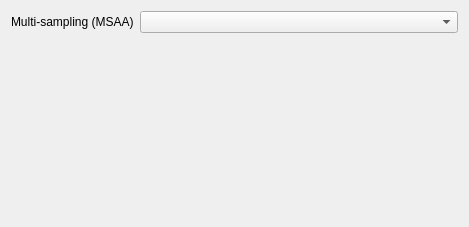
Slicer/SlicerGitSVNArchive, file Base/QTGUI/Resources/UI/qSlicerSettingsViewsPanel.ui: the form before one commit.
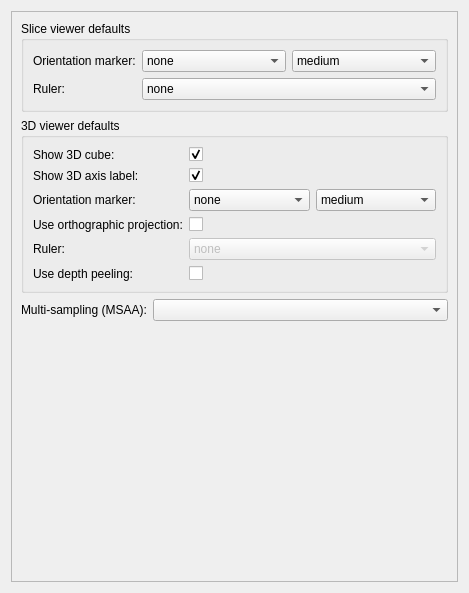
The form after the commit. Custom widgets are drawn as their Qt base class.

Commit message: ENH: Refactored view ruler and orientation marker

```diff
--- a/Base/QTGUI/Resources/UI/qSlicerSettingsViewsPanel.ui
+++ b/Base/QTGUI/Resources/UI/qSlicerSettingsViewsPanel.ui
@@ -7,37 +7,349 @@
     <x>0</x>
     <y>0</y>
     <width>469</width>
-    <height>227</height>
+    <height>593</height>
    </rect>
   </property>
   <property name="windowTitle">
    <string>ViewsSettings</string>
   </property>
-  <layout class="QFormLayout" name="formLayout">
-   <property name="fieldGrowthPolicy">
-    <enum>QFormLayout::AllNonFixedFieldsGrow</enum>
-   </property>
-   <item row="0" column="0">
-    <widget class="QLabel" name="MSAALabel">
-     <property name="text">
-      <string>Multi-sampling (MSAA)</string>
+  <layout class="QVBoxLayout" name="verticalLayout_2">
+   <item>
+    <widget class="QScrollArea" name="scrollArea">
+     <property name="widgetResizable">
+      <bool>true</bool>
      </property>
-    </widget>
-   </item>
-   <item row="0" column="1">
-    <widget class="QComboBox" name="MSAAComboBox">
-     <property name="toolTip">
-      <string>&lt;!DOCTYPE HTML PUBLIC &quot;-//W3C//DTD HTML 4.0//EN&quot; &quot;http://www.w3.org/TR/REC-html40/strict.dtd&quot;&gt;
+     <widget class="QWidget" name="scrollAreaWidgetContents">
+      <property name="geometry">
+       <rect>
+        <x>0</x>
+        <y>0</y>
+        <width>449</width>
+        <height>573</height>
+       </rect>
+      </property>
+      <property name="sizePolicy">
+       <sizepolicy hsizetype="Expanding" vsizetype="Expanding">
+        <horstretch>0</horstretch>
+        <verstretch>0</verstretch>
+       </sizepolicy>
+      </property>
+      <layout class="QVBoxLayout" name="verticalLayout">
+       <item>
+        <widget class="ctkCollapsibleGroupBox" name="CollapsibleGroupBox">
+         <property name="title">
+          <string>Slice viewer defaults</string>
+         </property>
+         <layout class="QFormLayout" name="formLayout_2">
+          <property name="fieldGrowthPolicy">
+           <enum>QFormLayout::AllNonFixedFieldsGrow</enum>
+          </property>
+          <item row="0" column="0">
+           <widget class="QLabel" name="SliceOrientationMarkerLabel">
+            <property name="text">
+             <string>Orientation marker:</string>
+            </property>
+           </widget>
+          </item>
+          <item row="0" column="1">
+           <layout class="QHBoxLayout" name="horizontalLayout_2">
+            <item>
+             <widget class="ctkComboBox" name="SliceOrientationMarkerTypeComboBox">
+              <item>
+               <property name="text">
+                <string>none</string>
+               </property>
+              </item>
+              <item>
+               <property name="text">
+                <string>cube</string>
+               </property>
+              </item>
+              <item>
+               <property name="text">
+                <string>human</string>
+               </property>
+              </item>
+              <item>
+               <property name="text">
+                <string>axes</string>
+               </property>
+              </item>
+             </widget>
+            </item>
+            <item>
+             <widget class="ctkComboBox" name="SliceOrientationMarkerSizeComboBox">
+              <property name="currentIndex">
+               <number>1</number>
+              </property>
+              <item>
+               <property name="text">
+                <string>small</string>
+               </property>
+              </item>
+              <item>
+               <property name="text">
+                <string>medium</string>
+               </property>
+              </item>
+              <item>
+               <property name="text">
+                <string>large</string>
+               </property>
+              </item>
+             </widget>
+            </item>
+           </layout>
+          </item>
+          <item row="1" column="0">
+           <widget class="QLabel" name="SliceRulerLabel">
+            <property name="text">
+             <string>Ruler:</string>
+            </property>
+           </widget>
+          </item>
+          <item row="1" column="1">
+           <widget class="ctkComboBox" name="SliceRulerTypeComboBox">
+            <item>
+             <property name="text">
+              <string>none</string>
+             </property>
+            </item>
+            <item>
+             <property name="text">
+              <string>thin</string>
+             </property>
+            </item>
+            <item>
+             <property name="text">
+              <string>thick</string>
+             </property>
+            </item>
+           </widget>
+          </item>
+         </layout>
+        </widget>
+       </item>
+       <item>
+        <widget class="ctkCollapsibleGroupBox" name="CollapsibleGroupBox_2">
+         <property name="title">
+          <string>3D viewer defaults</string>
+         </property>
+         <layout class="QFormLayout" name="formLayout_3">
+          <property name="fieldGrowthPolicy">
+           <enum>QFormLayout::AllNonFixedFieldsGrow</enum>
+          </property>
+          <item row="0" column="0">
+           <widget class="QLabel" name="ThreeDBoxVisibilityLabel">
+            <property name="text">
+             <string>Show 3D cube:</string>
+            </property>
+           </widget>
+          </item>
+          <item row="0" column="1">
+           <widget class="ctkCheckBox" name="ThreeDBoxVisibilityCheckBox">
+            <property name="checked">
+             <bool>true</bool>
+            </property>
+           </widget>
+          </item>
+          <item row="1" column="0">
+           <widget class="QLabel" name="ThreeDAxisLabelsVisibilityLabel">
+            <property name="text">
+             <string>Show 3D axis label:</string>
+            </property>
+           </widget>
+          </item>
+          <item row="1" column="1">
+           <widget class="ctkCheckBox" name="ThreeDAxisLabelsVisibilityCheckBox">
+            <property name="checked">
+             <bool>true</bool>
+            </property>
+           </widget>
+          </item>
+          <item row="2" column="0">
+           <widget class="QLabel" name="ThreeDOrientationMarkerLabel">
+            <property name="text">
+             <string>Orientation marker:</string>
+            </property>
+           </widget>
+          </item>
+          <item row="2" column="1">
+           <layout class="QHBoxLayout" name="horizontalLayout_3">
+            <item>
+             <widget class="ctkComboBox" name="ThreeDOrientationMarkerTypeComboBox">
+              <item>
+               <property name="text">
+                <string>none</string>
+               </property>
+              </item>
+              <item>
+               <property name="text">
+                <string>cube</string>
+               </property>
+              </item>
+              <item>
+               <property name="text">
+                <string>human</string>
+               </property>
+              </item>
+              <item>
+               <property name="text">
+                <string>axes</string>
+               </property>
+              </item>
+             </widget>
+            </item>
+            <item>
+             <widget class="ctkComboBox" name="ThreeDOrientationMarkerSizeComboBox">
+              <property name="currentIndex">
+               <number>1</number>
+              </property>
+              <item>
+               <property name="text">
+                <string>small</string>
+               </property>
+              </item>
+              <item>
+               <property name="text">
+                <string>medium</string>
+               </property>
+              </item>
+              <item>
+               <property name="text">
+                <string>large</string>
+               </property>
+              </item>
+             </widget>
+            </item>
+           </layout>
+          </item>
+          <item row="4" column="0">
+           <widget class="QLabel" name="ThreeDRulerTypeLabel">
+            <property name="text">
+             <string>Ruler:</string>
+            </property>
+           </widget>
+          </item>
+          <item row="4" column="1">
+           <widget class="ctkComboBox" name="ThreeDRulerTypeComboBox">
+            <property name="enabled">
+             <bool>false</bool>
+            </property>
+            <property name="toolTip">
+             <string>Ruler is only displayed if orthographic projection mode is used.</string>
+            </property>
+            <item>
+             <property name="text">
+              <string>none</string>
+             </property>
+            </item>
+            <item>
+             <property name="text">
+              <string>thin</string>
+             </property>
+            </item>
+            <item>
+             <property name="text">
+              <string>thick</string>
+             </property>
+            </item>
+           </widget>
+          </item>
+          <item row="5" column="0">
+           <widget class="QLabel" name="ThreeDUseDepthPeelingLabel">
+            <property name="text">
+             <string>Use depth peeling:</string>
+            </property>
+           </widget>
+          </item>
+          <item row="5" column="1">
+           <widget class="ctkCheckBox" name="ThreeDUseDepthPeelingCheckBox">
+            <property name="toolTip">
+             <string>Enabling depth peeling improves rendering of transparent models at the cost of higher computational cost.</string>
+            </property>
+           </widget>
+          </item>
+          <item row="3" column="0">
+           <widget class="QLabel" name="label">
+            <property name="text">
+             <string>Use orthographic projection:</string>
+            </property>
+           </widget>
+          </item>
+          <item row="3" column="1">
+           <widget class="ctkCheckBox" name="ThreeDUseOrthographicProjectionCheckBox"/>
+          </item>
+         </layout>
+        </widget>
+       </item>
+       <item>
+        <layout class="QHBoxLayout" name="horizontalLayout">
+         <item>
+          <widget class="QLabel" name="MSAALabel">
+           <property name="text">
+            <string>Multi-sampling (MSAA):</string>
+           </property>
+          </widget>
+         </item>
+         <item>
+          <widget class="QComboBox" name="MSAAComboBox">
+           <property name="sizePolicy">
+            <sizepolicy hsizetype="Expanding" vsizetype="Fixed">
+             <horstretch>0</horstretch>
+             <verstretch>0</verstretch>
+            </sizepolicy>
+           </property>
+           <property name="toolTip">
+            <string>&lt;!DOCTYPE HTML PUBLIC &quot;-//W3C//DTD HTML 4.0//EN&quot; &quot;http://www.w3.org/TR/REC-html40/strict.dtd&quot;&gt;
 &lt;html&gt;&lt;head&gt;&lt;meta name=&quot;qrichtext&quot; content=&quot;1&quot; /&gt;&lt;style type=&quot;text/css&quot;&gt;
 p, li { white-space: pre-wrap; }
 &lt;/style&gt;&lt;/head&gt;&lt;body style=&quot; font-family:'MS Shell Dlg 2'; font-size:8.25pt; font-weight:400; font-style:normal;&quot;&gt;
 &lt;p style=&quot; margin-top:0px; margin-bottom:0px; margin-left:0px; margin-right:0px; -qt-block-indent:0; text-indent:0px;&quot;&gt;&lt;span style=&quot; font-size:8pt;&quot;&gt;Use multisampling for full-screen anti-aliasing.&lt;/span&gt;&lt;/p&gt;&lt;/body&gt;&lt;/html&gt;</string>
-     </property>
+           </property>
+          </widget>
+         </item>
+        </layout>
+       </item>
+       <item>
+        <spacer name="verticalSpacer">
+         <property name="orientation">
+          <enum>Qt::Vertical</enum>
+         </property>
+         <property name="sizeType">
+          <enum>QSizePolicy::Expanding</enum>
+         </property>
+         <property name="sizeHint" stdset="0">
+          <size>
+           <width>20</width>
+           <height>40</height>
+          </size>
+         </property>
+        </spacer>
+       </item>
+      </layout>
+     </widget>
     </widget>
    </item>
   </layout>
  </widget>
  <customwidgets>
+  <customwidget>
+   <class>ctkCheckBox</class>
+   <extends>QCheckBox</extends>
+   <header>ctkCheckBox.h</header>
+  </customwidget>
+  <customwidget>
+   <class>ctkCollapsibleGroupBox</class>
+   <extends>QGroupBox</extends>
+   <header>ctkCollapsibleGroupBox.h</header>
+   <container>1</container>
+  </customwidget>
+  <customwidget>
+   <class>ctkComboBox</class>
+   <extends>QComboBox</extends>
+   <header>ctkComboBox.h</header>
+  </customwidget>
   <customwidget>
    <class>ctkSettingsPanel</class>
    <extends>QWidget</extends>
```
Left out of the diff: 19 changed lines with no effect on the pictures. The commit also changes 63 other files.
